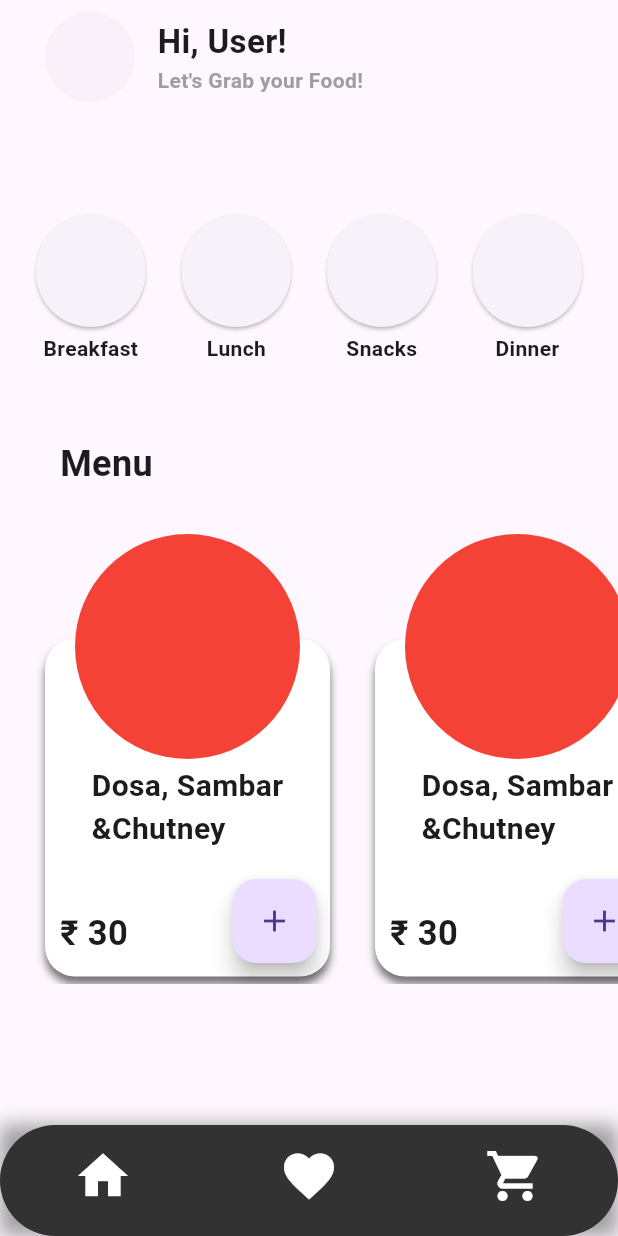
After one commit to jibixn/SnackTrack, a Flutter app: the ScreenMainPage screen opened by its route, on a phone screen of 412 x 824 dp. The commit adds this screen. Run offline on Flutter 3.47's test engine with Material 3 defaults, Android fonts, the phone set to English and light mode, and no system bars; missing offline and left inert: dart:ffi.

Commit message:
Add files via upload

```diff
--- /dev/null
+++ b/lib/bottom_nav.dart
@@ -0,0 +1,54 @@
+import 'package:flutter/material.dart';
+import 'colors.dart';
+
+ValueNotifier<int> indexChangeNotifier = ValueNotifier(0);
+
+class BottomNavigationWidget extends StatelessWidget {
+  const BottomNavigationWidget({super.key});
+
+  @override
+  Widget build(BuildContext context) {
+    return ValueListenableBuilder(
+      valueListenable: indexChangeNotifier,
+      builder: (context, int newIndex, _) {
+        return Container(
+          decoration: const BoxDecoration(
+            boxShadow: [
+              BoxShadow(color: Colors.grey, spreadRadius: 0, blurRadius: 10),
+            ],
+          ),
+          child: ClipRRect(
+              borderRadius: const BorderRadius.all(Radius.circular(50)),
+              child: BottomNavigationBar(
+                  currentIndex: newIndex,
+                  onTap: (index) {
+                    indexChangeNotifier.value = index;
+                  },
+                  type: BottomNavigationBarType.fixed,
+                  backgroundColor: const Color.fromARGB(255, 50, 50, 50),
+                  selectedIconTheme:
+                      const IconThemeData(color: backgroundColor),
+                  unselectedIconTheme:
+                      const IconThemeData(color: backgroundColor),
+                  showSelectedLabels: false,
+                  showUnselectedLabels: false,
+                  iconSize: 40,
+                  items: const [
+                    BottomNavigationBarItem(
+                      icon: Icon(Icons.home),
+                      label: 'Home',
+                    ),
+                    BottomNavigationBarItem(
+                      icon: Icon(Icons.favorite),
+                      label: 'Order',
+                    ),
+                    BottomNavigationBarItem(
+                      icon: Icon(Icons.shopping_cart),
+                      label: 'Inventory',
+                    ),
+                  ])),
+        );
+      },
+    );
+  }
+}
--- /dev/null
+++ b/lib/categories.dart
@@ -0,0 +1,132 @@
+import 'package:flutter/material.dart';
+import 'package:flutter/widgets.dart';
+import 'colors.dart';
+
+class CategoriesWidget extends StatelessWidget {
+  const CategoriesWidget({super.key});
+
+  @override
+  Widget build(BuildContext context) {
+    return  Row(
+      children: [
+      Spacer(),
+      Column(
+        children: [
+          ElevatedButton(
+            onPressed: (){
+
+            },
+            child: Column(
+              children: [
+                Container(
+                  width: 25,
+                  height: 75,
+                  decoration: BoxDecoration(
+                    shape: BoxShape.rectangle
+                  ),
+                ),
+
+              ],
+            )
+          ),
+          SizedBox(height: 4),
+          Text('Breakfast',
+              style: TextStyle(
+                fontWeight: FontWeight.bold,
+              ))
+        ],
+      ),
+      Spacer(),
+      Column(
+        children: [
+          ElevatedButton(
+            onPressed: (){
+
+            },
+            child: Column(
+              children: [
+                Container(
+                  width: 25,
+                  height: 75,
+                  decoration: BoxDecoration(
+                    shape: BoxShape.rectangle
+                  ),
+                ),
+
+              ],
+            )
+          ),
+          SizedBox(height: 4),
+          Text(
+            'Lunch',
+            style: TextStyle(fontWeight: FontWeight.bold),
+          ),
+        ],
+      ),
+      Spacer(),
+      Column(
+        children: [
+          ElevatedButton(
+            onPressed: (){
+
+            },
+            child: Column(
+              children: [
+                Container(
+                  width: 25,
+                  height: 75,
+                  decoration: BoxDecoration(
+                    shape: BoxShape.rectangle
+                  ),
+                ),
+
+              ],
+            )
+          ),
+          SizedBox(height: 4),
+          Text('Snacks', style: TextStyle(fontWeight: FontWeight.bold))
+        ],
+      ),
+      Spacer(),
+      Column(
+        children: [
+          ElevatedButton(
+            onPressed: (){
+
+            },
+            child: Column(
+              children: [
+                Container(
+                  width: 25,
+                  height: 75,
+                  decoration: BoxDecoration(
+                    shape: BoxShape.rectangle
+                  ),
+                ),
+
+              ],
+            )
+          ),
+          SizedBox(height: 4),
+          Text('Dinner', style: TextStyle(fontWeight: FontWeight.bold))
+        ],
+      ),
+      Spacer(),
+    ]);
+  }
+}
+
+class CategoryTile extends StatelessWidget {
+  const CategoryTile({super.key});
+
+  @override
+  Widget build(BuildContext context) {
+    return Container(
+      decoration: const BoxDecoration(
+          color: primaryColor,
+          borderRadius: BorderRadius.all(Radius.circular(15))),
+      height: 70,
+      width: 70,
+    );
+  }
+}
--- /dev/null
+++ b/lib/colors.dart
@@ -0,0 +1,4 @@
+import 'package:flutter/material.dart';
+
+const backgroundColor = Colors.white;
+const primaryColor =  Color.fromARGB(17, 158, 158, 158);
--- /dev/null
+++ b/lib/employee_list.dart
@@ -0,0 +1,15 @@
+import 'package:flutter/material.dart';
+
+class ScreenEmployeeList extends StatefulWidget {
+  const ScreenEmployeeList({super.key});
+
+  @override
+  State<ScreenEmployeeList> createState() => _MyWidgetState();
+}
+
+class _MyWidgetState extends State<ScreenEmployeeList> {
+  @override
+  Widget build(BuildContext context) {
+    return const Placeholder();
+  }
+}
--- /dev/null
+++ b/lib/greet.dart
@@ -0,0 +1,42 @@
+import 'package:flutter/material.dart';
+import 'colors.dart';
+
+class GreetWidget extends StatelessWidget {
+  const GreetWidget({super.key});
+
+  @override
+  Widget build(BuildContext context) {
+    return Padding(
+      padding: const EdgeInsets.only(top: 8),
+      child: Row(
+        children: [
+          const SizedBox(
+            width: 30,
+          ),
+          Container(
+            width: 60,
+            height: 60,
+            decoration:
+                const BoxDecoration(color: primaryColor, shape: BoxShape.circle),
+          ),
+          const SizedBox(width: 15),
+          const Column(
+            crossAxisAlignment: CrossAxisAlignment.start,
+            children: [
+              Text(
+                'Hi, User!',
+                style: TextStyle(
+                  fontSize: 22,
+                  fontWeight: FontWeight.w700,
+                ),
+              ),
+              Text("Let's Grab your Food!",
+                  style:
+                      TextStyle(color: Colors.grey, fontWeight: FontWeight.bold))
+            ],
+          )
+        ],
+      ),
+    );
+  }
+}
--- /dev/null
+++ b/lib/home.dart
@@ -0,0 +1,36 @@
+import 'package:flutter/material.dart';
+import 'categories.dart';
+import 'greet.dart';
+import 'menu.dart';
+
+int trendingCount = 6;
+
+class ScreenHome extends StatelessWidget {
+  const ScreenHome({super.key});
+
+  @override
+  Widget build(BuildContext context) {
+    return const Scaffold(
+      body: SafeArea(
+          child: Column(children: [
+        GreetWidget(),
+        SizedBox(
+          height: 75,
+        ),
+        CategoriesWidget(),
+        SizedBox(
+          height: 50,
+        ),
+        Row(mainAxisAlignment: MainAxisAlignment.start, children: [
+          SizedBox(width: 40),
+          Text(
+            'Menu',
+            style: TextStyle(fontWeight: FontWeight.w600, fontSize: 24),
+          ),
+        ]),
+        SizedBox(height: 30),
+        MenuWidget(),
+      ])),
+    );
+  }
+}
--- /dev/null
+++ b/lib/inventory.dart
@@ -0,0 +1,15 @@
+import 'package:flutter/material.dart';
+
+class ScreenInventory extends StatefulWidget {
+  const ScreenInventory({super.key});
+
+  @override
+  State<ScreenInventory> createState() => _MyWidgetState();
+}
+
+class _MyWidgetState extends State<ScreenInventory> {
+  @override
+  Widget build(BuildContext context) {
+    return const Placeholder();
+  }
+}
--- a/lib/main.dart
+++ b/lib/main.dart
@@ -1,6 +1,7 @@
 import 'package:flutter/material.dart';
-import 'package:snack_track/dash.dart';
-import 'package:snack_track/login.dart';
+import 'dash.dart';
+import 'login.dart';
+import 'screen_main_page.dart';
 
 void main(){
   runApp(MyApp());
@@ -16,7 +17,7 @@ class MyApp extends StatelessWidget {
       ),
       home: LoginScreen(),
       routes: {
-        '/home':(context)=>MainDash(),
+        '/home':(context)=>ScreenMainPage(),
         '/login':(context)=>LoginScreen(),
       }
     );
--- /dev/null
+++ b/lib/menu.dart
@@ -0,0 +1,87 @@
+import 'package:flutter/material.dart';
+
+class MenuWidget extends StatelessWidget {
+  const MenuWidget({super.key});
+
+  @override
+  Widget build(BuildContext context) {
+    return LimitedBox(
+        maxHeight: 300,
+        child: ListView(
+            shrinkWrap: true,
+            scrollDirection: Axis.horizontal,
+            children: List.generate(5, (index) => const MenuTile())));
+  }
+}
+
+class MenuTile extends StatelessWidget {
+  const MenuTile({super.key});
+
+  @override
+  Widget build(BuildContext context) {
+    return Row(
+      children: [
+        const SizedBox(
+          width: 30,
+        ),
+        SizedBox(
+          height: 300,
+          width: 190,
+          child: Stack(
+            children: [
+              Positioned(
+                top: 70,
+                child: Container(
+                  width: 190,
+                  height: 225,
+                  decoration: const BoxDecoration(
+                    color: Colors.white,
+                    borderRadius: BorderRadius.all(Radius.circular(20)),
+                    boxShadow: [
+                      BoxShadow(
+                          color: Colors.black54,
+                          spreadRadius: 0,
+                          blurRadius: 4,
+                          offset: Offset(0, 5)),
+                    ],
+                  ),
+                  child: const Center(
+                      child: Text(
+                    'Dosa, Sambar\n&Chutney',
+                    style: TextStyle(
+                      fontWeight: FontWeight.w600,
+                      fontSize: 20,
+                    ),
+                  )),
+                ),
+              ),
+              Positioned(
+                left: 20,
+                child: Container(
+                  width: 150,
+                  height: 150,
+                  decoration: const BoxDecoration(
+                      color: Colors.red, shape: BoxShape.circle),
+                ),
+              ),
+              const Positioned(
+                  top: 250,
+                  left: 10,
+                  child: Text(
+                    '₹ 30',
+                    style: TextStyle(fontWeight: FontWeight.bold, fontSize: 23),
+                  )),
+              Positioned(
+                  top: 230,
+                  left: 125,
+                  child: FloatingActionButton(
+                    onPressed: () => null,
+                    child: const Icon(Icons.add),
+                  ))
+            ],
+          ),
+        )
+      ],
+    );
+  }
+}
--- /dev/null
+++ b/lib/screen_main_page.dart
@@ -0,0 +1,30 @@
+import 'package:flutter/material.dart';
+import 'home.dart';
+import 'inventory.dart';
+import 'bottom_nav.dart';
+import 'employee_list.dart';
+
+class ScreenMainPage extends StatelessWidget {
+  ScreenMainPage({super.key});
+
+  final _pages = [
+    const ScreenHome(),
+    const ScreenEmployeeList(),
+    const ScreenInventory(),
+  ];
+
+  @override
+  Widget build(BuildContext context) {
+    return Scaffold(
+      body: SafeArea(
+        child: ValueListenableBuilder(
+          valueListenable: indexChangeNotifier,
+          builder: (context, int index, _) => _pages[index],
+        ),
+
+      ),
+      bottomNavigationBar: const BottomNavigationWidget(),
+
+    );
+  }
+}
```
